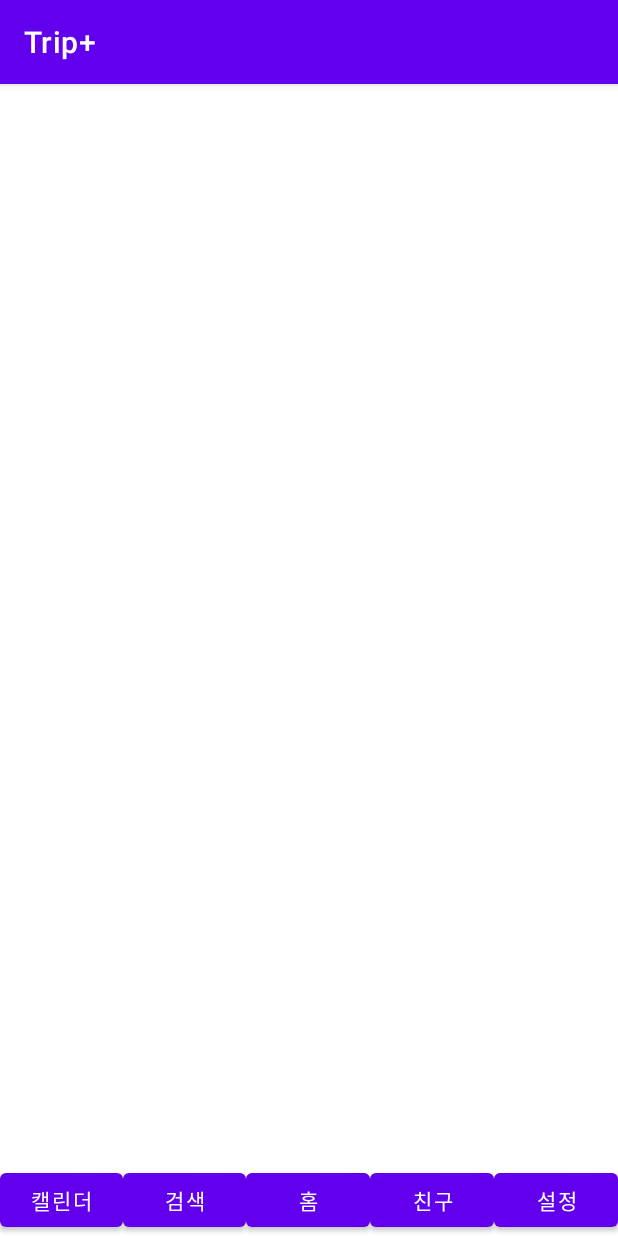
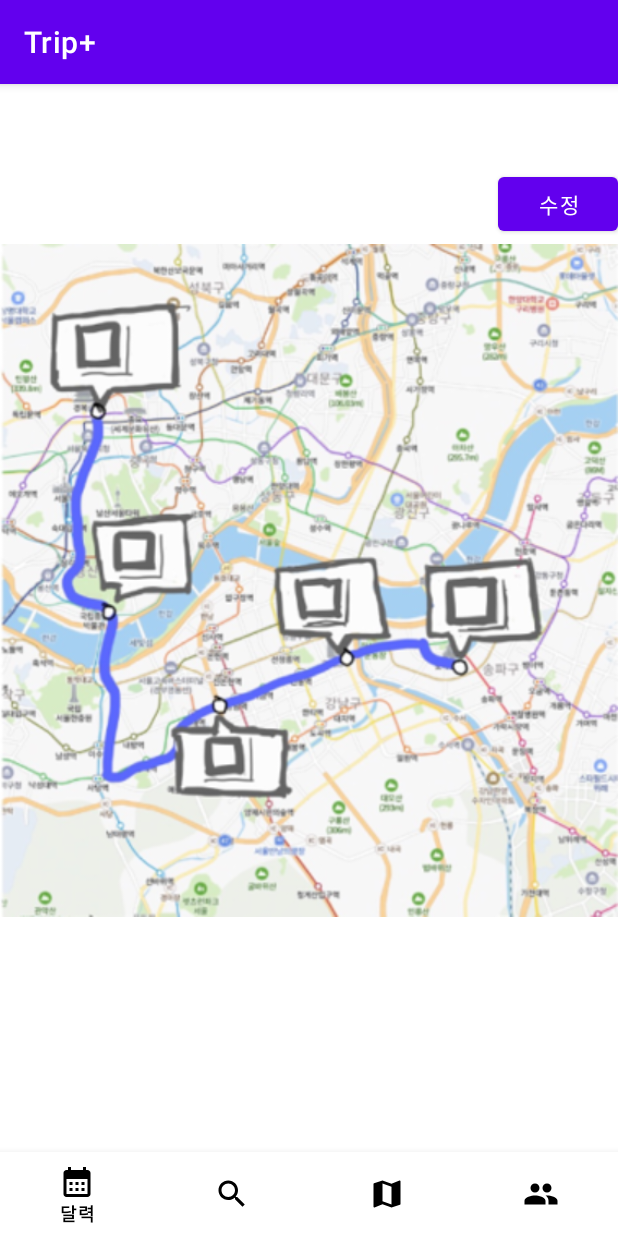
Before and after one commit to whdmsans/Trip-, an Android app: the screen it shows after launch (MainActivity), on a phone screen of 412 x 824 dp. Run offline under Robolectric (Android 15) with nearby library versions, the phone set to English and light mode, and no system bars.

Commit message:
UI수정

```diff
--- a/app/src/main/java/com/example/intentexample/MainActivity.java
+++ b/app/src/main/java/com/example/intentexample/MainActivity.java
@@ -1,19 +1,32 @@
 package com.example.intentexample;
 
+import androidx.annotation.NonNull;
 import androidx.appcompat.app.AppCompatActivity;
+import androidx.fragment.app.FragmentManager;
 import androidx.fragment.app.FragmentTransaction;
 
 import android.content.Intent;
 import android.os.Bundle;
+import android.view.MenuItem;
 import android.view.View;
 import android.widget.Button;
 import android.widget.EditText;
 import android.widget.Toast;
 
+import com.google.android.material.bottomnavigation.BottomNavigationView;
+
 public class MainActivity extends AppCompatActivity {
 
-//  버튼 선언 수정, 캘린더,   친구,    홈,   검색,  설정
-    Button btn_1, btn_2, btn_3, btn_4, btn_5;
+    //화면 전환 변수
+    private BottomNavigationView bottomNavigationView; // 바텀 네비게이션 뷰
+    private FragmentManager fm;
+    private FragmentTransaction ft;
+    private Calendar calendar;
+    private Search search;
+    private Home home;
+    private Friends friends;
+
+    //뒤로가기 버튼 변수
     private long backBtnTime = 0;
 
     @Override
@@ -21,62 +34,63 @@ public class MainActivity extends AppCompatActivity {
         super.onCreate(savedInstanceState);
         setContentView(R.layout.activity_main);
 
-        //버튼들 아이디 매칭
-        btn_1 = findViewById(R.id.btn_1);
-        btn_2 = findViewById(R.id.btn_2);
-        btn_3 = findViewById(R.id.btn_3);
-        btn_4 = findViewById(R.id.btn_4);
-        btn_5 = findViewById(R.id.btn_5);
-        //캘린더 버튼
-        btn_1.setOnClickListener(new View.OnClickListener() {
+        // 버튼에 따른 화면 설정
+        bottomNavigationView = findViewById(R.id.bottom_navi);
+        bottomNavigationView.setOnNavigationItemSelectedListener(new BottomNavigationView.OnNavigationItemSelectedListener() {
             @Override
-            public void onClick(View view) {
-                FragmentTransaction transaction = getSupportFragmentManager().beginTransaction();
-                Calendar Calendar = new Calendar();
-                transaction.replace(R.id.frame, Calendar);
-                transaction.commit();
+            public boolean onNavigationItemSelected(@NonNull MenuItem menuItem) {
+                switch (menuItem.getItemId()){
+                    case R.id.action_calendar:
+                        setFrag(0);
+                        break;
+                    case R.id.action_search:
+                        setFrag(1);
+                        break;
+                    case R.id.action_map:
+                        setFrag(2);
+                        break;
+                    case R.id.action_friends:
+                        setFrag(3);
+                        break;
+                }
+                return true;
             }
         });
-        //친구 버튼
-        btn_2.setOnClickListener(new View.OnClickListener() {
-            public void onClick(View view) {
-                FragmentTransaction transaction = getSupportFragmentManager().beginTransaction();
-                Friends Friends = new Friends();
-                transaction.replace(R.id.frame, Friends);
-                transaction.commit();
-            }
-        });
-        //홈 버튼
-        btn_3.setOnClickListener(new View.OnClickListener() {
-            @Override
-            public void onClick(View view) {
-                FragmentTransaction transaction = getSupportFragmentManager().beginTransaction();
-                Home Home = new Home();
-                transaction.replace(R.id.frame, Home);
-                transaction.commit();
-            }
-        });
-        //검색 버튼
-        btn_4.setOnClickListener(new View.OnClickListener() {
-            @Override
-            public void onClick(View view) {
-                FragmentTransaction transaction = getSupportFragmentManager().beginTransaction();
-                Search Search = new Search();
-                transaction.replace(R.id.frame, Search);
-                transaction.commit();
-            }
-        });
-        //설정 버튼
-        btn_5.setOnClickListener(new View.OnClickListener() {
-            @Override
-            public void onClick(View view) {
-                FragmentTransaction transaction = getSupportFragmentManager().beginTransaction();
-                Option Option = new Option();
-                transaction.replace(R.id.frame, Option);
-                transaction.commit();
-            }
-        });
+
+        // 각 화면 연결
+        calendar = new Calendar();
+        search = new Search();
+        home = new Home();
+        friends = new Friends();
+        setFrag(2); // 첫 화면을 선택
+
     }
+
+    // 화면 교체 실행문
+    private void setFrag(int n){
+        fm = getSupportFragmentManager();
+        ft = fm.beginTransaction();
+        switch (n) {
+            case 0:
+                ft.replace(R.id.main_frame, calendar);
+                ft.commit();
+                break;
+            case 1:
+                ft.replace(R.id.main_frame, search);
+                ft.commit();
+                break;
+            case 2:
+                ft.replace(R.id.main_frame, home);
+                ft.commit();
+                break;
+            case 3:
+                ft.replace(R.id.main_frame, friends);
+                ft.commit();
+                break;
+        }
+    }
+
+
 //뒤로가기 버튼 2번 눌러서 종료
     @Override
     public void onBackPressed() {
--- a/app/src/main/res/layout/activity_main.xml
+++ b/app/src/main/res/layout/activity_main.xml
@@ -1,60 +1,31 @@
 <?xml version="1.0" encoding="utf-8"?>
-<RelativeLayout xmlns:android="http://schemas.android.com/apk/res/android"
+<androidx.constraintlayout.widget.ConstraintLayout xmlns:android="http://schemas.android.com/apk/res/android"
     xmlns:app="http://schemas.android.com/apk/res-auto"
     xmlns:tools="http://schemas.android.com/tools"
     android:layout_width="match_parent"
     android:layout_height="match_parent"
+    android:foregroundGravity="bottom"
     android:orientation="vertical"
     tools:context=".MainActivity">
-<!--홈 화면-->
-    <FrameLayout
-        android:id="@+id/frame"
+
+    <!--하단바-->
+    <com.google.android.material.bottomnavigation.BottomNavigationView
+        android:id="@+id/bottom_navi"
         android:layout_width="match_parent"
         android:layout_height="wrap_content"
-        android:gravity="center">
+        app:itemIconTint="#000000"
+        app:itemTextColor="#000000"
+        app:layout_constraintBottom_toBottomOf="parent"
+        app:menu="@menu/bottom_menu"
+        tools:layout_editor_absoluteX="0dp" />
 
-    </FrameLayout>
-<!--화면 밑에 UI-->
-    <LinearLayout
+    <FrameLayout
+        android:id="@+id/main_frame"
         android:layout_width="match_parent"
-        android:layout_height="wrap_content"
-        android:layout_alignParentBottom="true">
-<!--캘린더 버튼-->
-    <Button
-        android:id="@+id/btn_1"
-        android:layout_width="80dp"
-        android:layout_height="wrap_content"
-        android:layout_weight="1"
-        android:text="캘린더"/>
-<!--검색 버튼-->
-    <Button
-        android:id="@+id/btn_2"
-        android:layout_width="80dp"
-        android:layout_height="wrap_content"
-        android:layout_weight="1"
-        android:text="검색"/>
-<!--홈 버튼-->
-    <Button
-        android:id="@+id/btn_3"
-        android:layout_width="80dp"
-        android:layout_height="wrap_content"
-        android:layout_weight="1"
-        android:text="홈"/>
-<!--친구 버튼-->
-    <Button
-        android:id="@+id/btn_4"
-        android:layout_width="80dp"
-        android:layout_height="wrap_content"
-        android:layout_weight="1"
-        android:text="친구"/>
-<!--설정 버튼-->
-    <Button
-        android:id="@+id/btn_5"
-        android:layout_width="80dp"
-        android:layout_height="wrap_content"
-        android:layout_weight="1"
-        android:text="설정"/>
+        android:layout_height="600dp"
+        app:layout_constraintBottom_toTopOf="@+id/bottom_navi"
+        app:layout_constraintEnd_toEndOf="parent"
+        app:layout_constraintStart_toStartOf="parent"
+        app:layout_constraintTop_toTopOf="parent" />
 
-    </LinearLayout>
-
-</RelativeLayout>
+</androidx.constraintlayout.widget.ConstraintLayout>
--- /dev/null
+++ b/app/src/main/res/menu/bottom_menu.xml
@@ -0,0 +1,31 @@
+<?xml version="1.0" encoding="utf-8"?>
+<menu xmlns:android="http://schemas.android.com/apk/res/android">
+    <!--캘린더-->
+    <item
+        android:id="@+id/action_calendar"
+        android:enabled="true"
+        android:icon="@drawable/ic_baseline_calendar_month_24"
+        android:title="달력"/>
+
+    <!--검색-->
+    <item
+        android:id="@+id/action_search"
+        android:enabled="true"
+        android:icon="@drawable/ic_baseline_search_24"
+        android:title="검색"/>
+
+    <!--지도-->
+    <item
+        android:id="@+id/action_map"
+        android:enabled="true"
+        android:icon="@drawable/ic_baseline_map_24"
+        android:title="지도"/>
+
+    <!--친구-->
+    <item
+        android:id="@+id/action_friends"
+        android:enabled="true"
+        android:icon="@drawable/ic_baseline_people_24"
+        android:title="친구"/>
+
+</menu>
```
